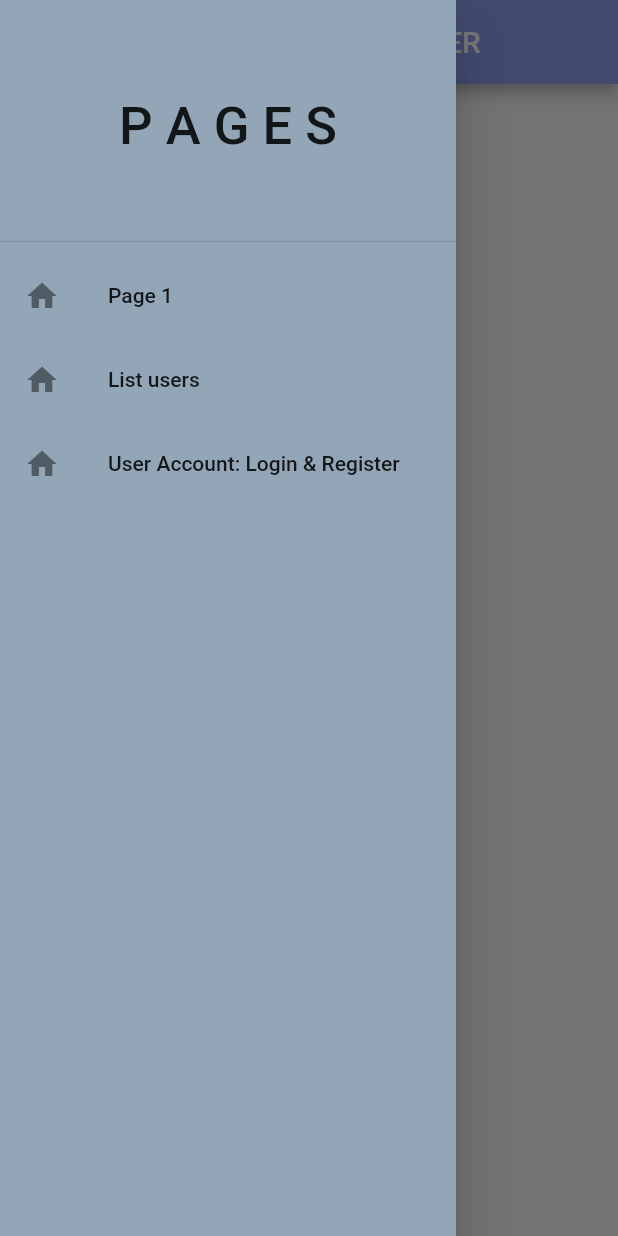
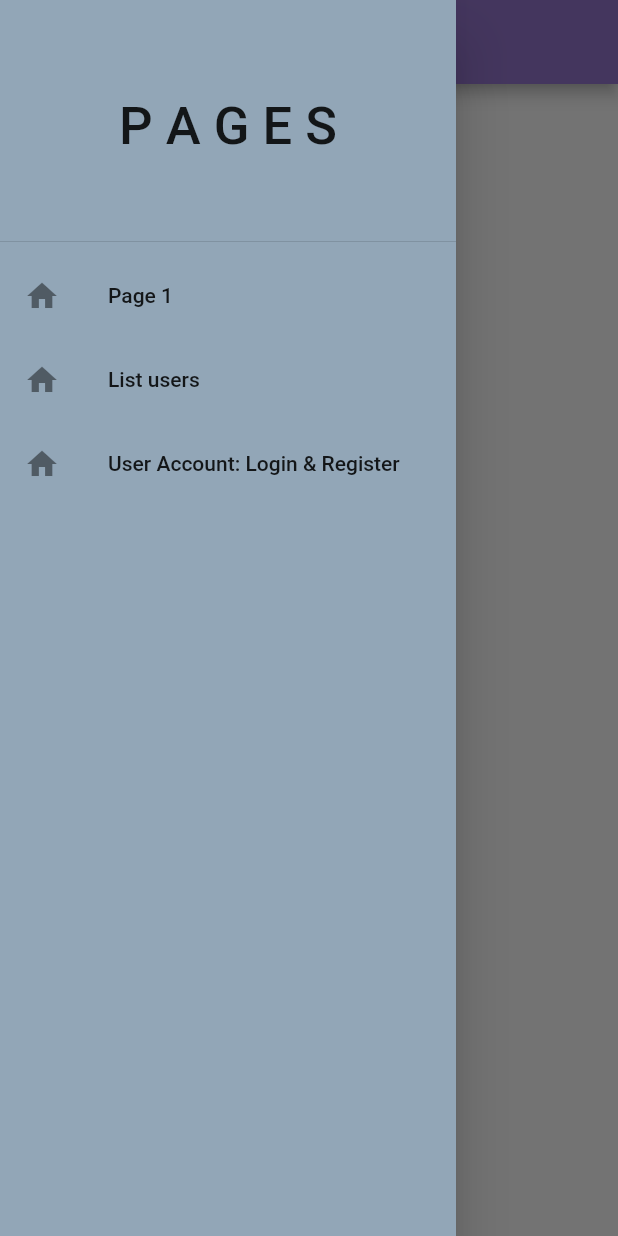
Before and after one commit to irenegordun/EA-SeminariFlutter, a Flutter app: the screen it shows after launch, with the side drawer open, on a phone screen of 412 x 824 dp. Run offline on Flutter 3.47's test engine with Material 2 defaults, Android fonts, the phone set to English and light mode, and no system bars.

Commit message:
EverywhereSideBar & listRefresh OK

```diff
--- a/flutter_front/lib/main.dart
+++ b/flutter_front/lib/main.dart
@@ -1,6 +1,5 @@
 import 'package:flutter/material.dart';
-import 'package:flutter_front/views/home_page.dart';
-import 'package:flutter_front/widgets/drawer.dart';
+import 'package:flutter_front/views/firstpage.dart';
 
 
 void main() {
@@ -12,12 +11,8 @@ class MyApp extends StatelessWidget {
 
   @override
   Widget build(BuildContext context) {
-    return MaterialApp(
-      title: 'Flutter Demo',
-      theme: ThemeData(
-        primarySwatch: Colors.blue,
-      ),
-      home: const DrawerScreen(),
+    return const MaterialApp(
+      home: FirstPage(),
     );
   }
 }
--- a/flutter_front/lib/views/firstpage.dart
+++ b/flutter_front/lib/views/firstpage.dart
@@ -1,4 +1,6 @@
 import 'package:flutter/material.dart';
+
+import '../widgets/drawer.dart';
 
 class FirstPage extends StatelessWidget {
   const FirstPage({super.key});
@@ -6,12 +8,13 @@ class FirstPage extends StatelessWidget {
   @override
   Widget build(BuildContext context) {
     return Scaffold(
-      body: Center(
+      drawer: const DrawerScreen(),
+      body: const Center(
         child: Text('FIRST PAGE'),
         ),
-        appBar: AppBar(
-        title: const Text('Seminari 10 Fluter PAGE1'),
-        backgroundColor: Colors.deepPurple[300],
+      appBar: AppBar(
+      title: const Text('Seminari 10 Fluter PAGE1'),
+      backgroundColor: Colors.deepPurple[300],
       ),
     );
   }
--- a/flutter_front/lib/widgets/drawer.dart
+++ b/flutter_front/lib/widgets/drawer.dart
@@ -1,5 +1,3 @@
-
-import 'dart:io';
 
 import 'package:flutter/material.dart';
 import 'package:flutter_front/views/home_page.dart';
@@ -11,17 +9,14 @@ class DrawerScreen extends StatelessWidget {
 
   @override
   Widget build(BuildContext context) {
-    return Scaffold(
-      appBar: AppBar(
-        title: const Text('Seminari 10 Fluter DRAWER'),
-        backgroundColor: Color.fromARGB(255, 141, 159, 240),
-      ),
-      drawer: Drawer(
+    return SafeArea(
+      child: SizedBox(
+      child: Drawer(
         child: Container(
-          color: Color.fromARGB(255, 146, 166, 183),
+          color: const Color.fromARGB(255, 146, 166, 183),
           child: ListView(
             children: [
-              DrawerHeader(
+              const DrawerHeader(
                 child: Center(
                   child: Text(
                       'P A G E S',
@@ -30,8 +25,8 @@ class DrawerScreen extends StatelessWidget {
                 ),
               ),
               ListTile(
-                leading: Icon(Icons.home),
-                title: Text(
+                leading: const Icon(Icons.home),
+                title: const Text(
                   'Page 1'
                 ),
                 onTap: () {
@@ -40,8 +35,8 @@ class DrawerScreen extends StatelessWidget {
                 },
               ),
               ListTile(
-                leading: Icon(Icons.home),
-                title: Text (
+                leading: const Icon(Icons.home),
+                title: const Text (
                   'List users',
                 ),
                 onTap: () {
@@ -50,8 +45,8 @@ class DrawerScreen extends StatelessWidget {
                 },
               ),
               ListTile(
-                leading: Icon(Icons.home),
-                title: Text (
+                leading: const Icon(Icons.home),
+                title: const Text (
                   'User Account: Login & Register',
                 ),
                 onTap: () {
@@ -59,10 +54,9 @@ class DrawerScreen extends StatelessWidget {
                     MaterialPageRoute(builder: (context) => AccountPage()));
                 },
               ),
-            ],
-          ),
+          ],
         ),
-      ),
-    );
+      ))
+    ));
   }
 }
```
Also changed, not shown: flutter_front/lib/views/account_page.dart (+6 -4 lines), flutter_front/lib/views/home_page.dart (+9 -9 lines).
